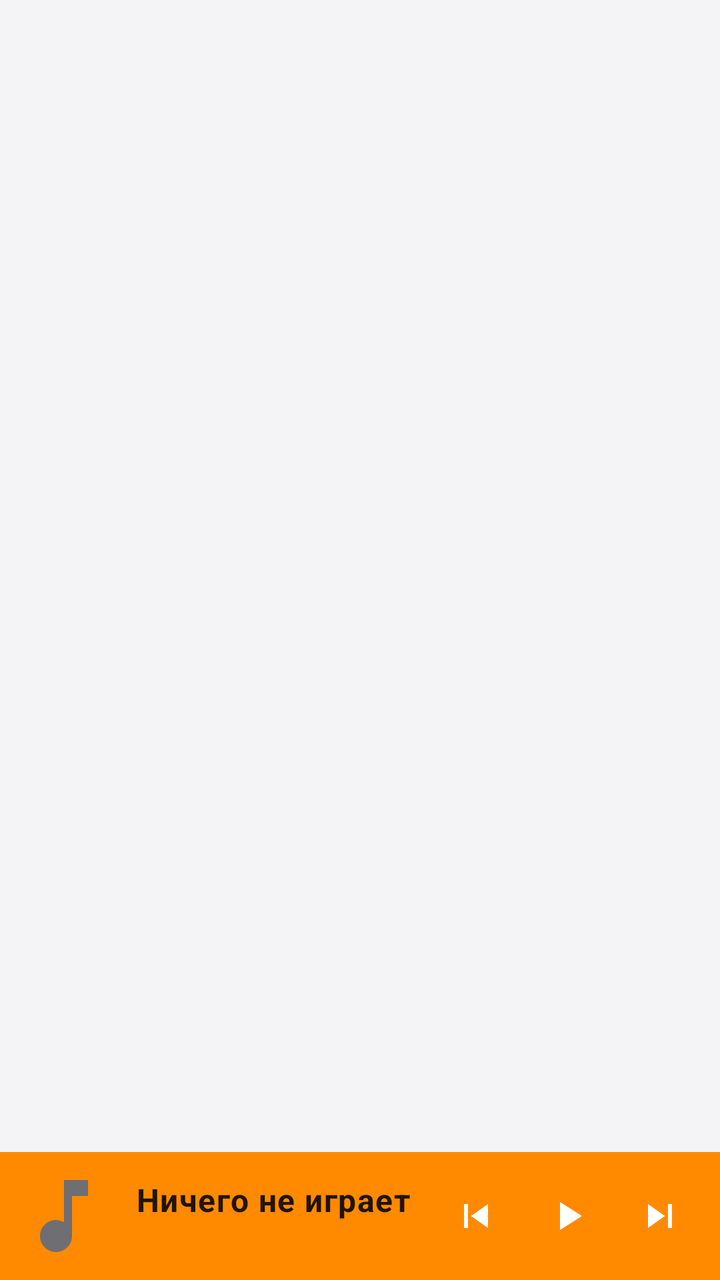
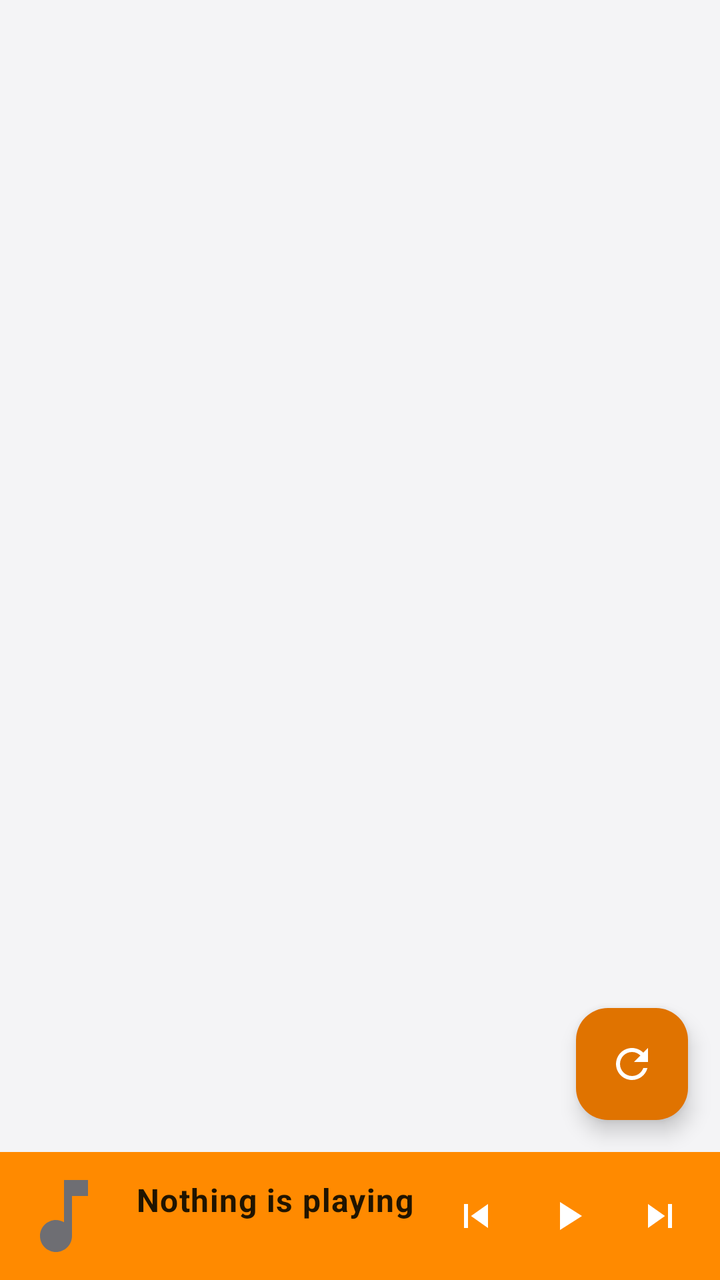

Compare the two renders of this Android layout. The source of the first and the diff that turns it into the second are given below.
<!-- AndroidManifest.xml: application theme Theme.Viby -->
<!-- res/layout/fragment_queue.xml -->
<?xml version="1.0" encoding="utf-8"?>
<LinearLayout xmlns:android="http://schemas.android.com/apk/res/android"
    xmlns:app="http://schemas.android.com/apk/res-auto"
    android:layout_width="match_parent"
    android:layout_height="match_parent"
    android:orientation="vertical">

    
    <LinearLayout
        android:id="@+id/selectionBar"
        android:layout_width="match_parent"
        android:layout_height="wrap_content"
        android:background="@color/viby_surface_high"
        android:gravity="center_vertical"
        android:orientation="horizontal"
        android:paddingHorizontal="8dp"
        android:paddingVertical="4dp"
        android:visibility="gone">

        <CheckBox
            android:id="@+id/selectAllCheck"
            android:layout_width="wrap_content"
            android:layout_height="wrap_content"
            android:text="@string/select_all" />

        <TextView
            android:id="@+id/selectionCount"
            android:layout_width="0dp"
            android:layout_height="wrap_content"
            android:layout_marginStart="8dp"
            android:layout_weight="1"
            android:textAppearance="?attr/textAppearanceBodyMedium" />

        <ImageButton
            android:id="@+id/selectionMove"
            android:layout_width="44dp"
            android:layout_height="44dp"
            android:background="?attr/selectableItemBackgroundBorderless"
            android:contentDescription="@string/ctx_move_to_playlist"
            android:src="@drawable/ic_playlist_add" />

        <ImageButton
            android:id="@+id/selectionDelete"
            android:layout_width="44dp"
            android:layout_height="44dp"
            android:background="?attr/selectableItemBackgroundBorderless"
            android:contentDescription="@string/ctx_delete_from_device"
            android:src="@drawable/ic_delete" />

        <ImageButton
            android:id="@+id/selectionClose"
            android:layout_width="44dp"
            android:layout_height="44dp"
            android:background="?attr/selectableItemBackgroundBorderless"
            android:contentDescription="@android:string/cancel"
            android:src="@drawable/ic_close" />
    </LinearLayout>

    <FrameLayout
        android:layout_width="match_parent"
        android:layout_height="0dp"
        android:layout_weight="1">

        <androidx.recyclerview.widget.RecyclerView
            android:id="@+id/tracksList"
            android:layout_width="match_parent"
            android:layout_height="match_parent"
            android:clipToPadding="false"
            android:paddingVertical="8dp"
            app:layoutManager="androidx.recyclerview.widget.LinearLayoutManager" />

        <TextView
            android:id="@+id/emptyText"
            android:layout_width="wrap_content"
            android:layout_height="wrap_content"
            android:layout_gravity="center"
            android:gravity="center"
            android:padding="32dp"
            android:text="@string/empty_queue"
            android:textAppearance="?attr/textAppearanceBodyLarge"
            android:textColor="@color/viby_text_secondary"
            android:visibility="gone" />
    </FrameLayout>

    
    <LinearLayout
        android:id="@+id/miniPlayer"
        android:layout_width="match_parent"
        android:layout_height="64dp"
        android:background="@drawable/bg_mini_player"
        android:gravity="center_vertical"
        android:orientation="horizontal"
        android:paddingHorizontal="8dp">

        <ImageView
            android:id="@+id/miniThumb"
            android:layout_width="48dp"
            android:layout_height="48dp"
            android:contentDescription="@string/cover_desc"
            android:scaleType="centerCrop"
            android:src="@drawable/ic_music_note"
            app:tint="@null" />

        <LinearLayout
            android:layout_width="0dp"
            android:layout_height="wrap_content"
            android:layout_marginStart="12dp"
            android:layout_weight="1"
            android:orientation="vertical">

            <TextView
                android:id="@+id/miniTitle"
                android:layout_width="match_parent"
                android:layout_height="wrap_content"
                android:ellipsize="end"
                android:singleLine="true"
                android:text="@string/no_track"
                android:textAppearance="?attr/textAppearanceBodyLarge"
                android:textColor="@color/viby_on_accent"
                android:textStyle="bold" />

            <TextView
                android:id="@+id/miniArtist"
                android:layout_width="match_parent"
                android:layout_height="wrap_content"
                android:ellipsize="end"
                android:singleLine="true"
                android:textAppearance="?attr/textAppearanceBodySmall"
                android:textColor="@color/viby_on_accent" />
        </LinearLayout>

        <ImageButton
            android:id="@+id/miniPrev"
            android:layout_width="44dp"
            android:layout_height="44dp"
            android:background="?attr/selectableItemBackgroundBorderless"
            android:contentDescription="@string/btn_prev"
            android:src="@drawable/ic_skip_previous"
            app:tint="@color/white" />

        <ImageButton
            android:id="@+id/miniPlay"
            android:layout_width="48dp"
            android:layout_height="48dp"
            android:background="?attr/selectableItemBackgroundBorderless"
            android:contentDescription="@string/btn_play_pause"
            android:src="@drawable/ic_play"
            app:tint="@color/white" />

        <ImageButton
            android:id="@+id/miniNext"
            android:layout_width="44dp"
            android:layout_height="44dp"
            android:background="?attr/selectableItemBackgroundBorderless"
            android:contentDescription="@string/btn_next"
            android:src="@drawable/ic_skip_next"
            app:tint="@color/white" />

    </LinearLayout>

</LinearLayout>
<!-- resources referenced by this layout -->
<resources>
  <color name="viby_on_accent">#FF201400</color>
  <color name="viby_surface_high">#FFE9E9EC</color>
  <color name="viby_text_secondary">#FF6E6E73</color>
  <color name="white">#FFFFFFFF</color>
  <!-- drawable bg_mini_player (drawable) -->
  <?xml version="1.0" encoding="utf-8"?>
  <shape xmlns:android="http://schemas.android.com/apk/res/android" android:shape="rectangle">
      <solid android:color="@color/viby_accent" />
  </shape>
  <!-- drawable ic_delete (drawable) -->
  <vector xmlns:android="http://schemas.android.com/apk/res/android"
      android:width="24dp" android:height="24dp"
      android:viewportWidth="24" android:viewportHeight="24"
      android:tint="?attr/colorControlNormal">
      <path android:fillColor="@android:color/white" android:pathData="M6,19c0,1.1 0.9,2 2,2h8c1.1,0 2,-0.9 2,-2V7H6v12zM19,4h-3.5l-1,-1h-5l-1,1H5v2h14V4z" />
  </vector>
  <!-- drawable ic_play (drawable) -->
  <vector xmlns:android="http://schemas.android.com/apk/res/android"
      android:width="24dp" android:height="24dp"
      android:viewportWidth="24" android:viewportHeight="24"
      android:tint="?attr/colorControlNormal">
      <path android:fillColor="@android:color/white" android:pathData="M8,5v14l11,-7z" />
  </vector>
  <!-- drawable ic_playlist_add (drawable) -->
  <vector xmlns:android="http://schemas.android.com/apk/res/android"
      android:width="24dp" android:height="24dp"
      android:viewportWidth="24" android:viewportHeight="24"
      android:tint="?attr/colorControlNormal">
      <path android:fillColor="@android:color/white" android:pathData="M14,10H2v2h12v-2zM14,6H2v2h12V6zM18,14v-4h-2v4h-4v2h4v4h2v-4h4v-2h-4zM2,16h8v-2H2v2z" />
  </vector>
  <!-- drawable ic_skip_next (drawable) -->
  <vector xmlns:android="http://schemas.android.com/apk/res/android"
      android:width="24dp" android:height="24dp"
      android:viewportWidth="24" android:viewportHeight="24"
      android:tint="?attr/colorControlNormal">
      <path android:fillColor="@android:color/white" android:pathData="M6,18l8.5,-6L6,6v12zM16,6v12h2V6h-2z" />
  </vector>
  <!-- drawable ic_skip_previous (drawable) -->
  <vector xmlns:android="http://schemas.android.com/apk/res/android"
      android:width="24dp" android:height="24dp"
      android:viewportWidth="24" android:viewportHeight="24"
      android:tint="?attr/colorControlNormal">
      <path android:fillColor="@android:color/white" android:pathData="M6,6h2v12L6,18zM9.5,12l8.5,6L18,6z" />
  </vector>
  <string name="btn_next">Следующий</string>
  <string name="btn_play_pause">Играть/пауза</string>
  <string name="btn_prev">Предыдущий</string>
  <string name="cover_desc">Обложка</string>
  <string name="ctx_delete_from_device">Удалить с устройства</string>
  <string name="ctx_move_to_playlist">Отправить в плейлист…</string>
  <string name="empty_queue">В этом плейлисте пока пусто.\nСкачай что-нибудь через боковое меню!</string>
  <string name="no_track">Ничего не играет</string>
  <string name="select_all">Выбрать всё</string>
  <color name="viby_accent">#FFFF8A00</color>
  <color name="viby_accent_dark">#FFE07300</color>
  <color name="viby_surface">#FFFFFFFF</color>
  <color name="viby_bg">#FFF4F4F6</color>
  <color name="viby_text">#FF1B1B1E</color>
  <!-- unchanged entries left out for length: 3 -->
</resources>

<!-- the commit's change to res/layout/fragment_queue.xml (unified diff, before → after) -->
@@ -80,6 +80,16 @@
             android:textAppearance="?attr/textAppearanceBodyLarge"
             android:textColor="@color/viby_text_secondary"
             android:visibility="gone" />
+
+        <com.google.android.material.floatingactionbutton.FloatingActionButton
+            android:id="@+id/refreshPlaylist"
+            android:layout_width="wrap_content"
+            android:layout_height="wrap_content"
+            android:layout_gravity="bottom|end"
+            android:layout_margin="16dp"
+            android:contentDescription="@string/refresh_playlist"
+            android:src="@drawable/ic_update"
+            app:fabSize="mini" />
     </FrameLayout>
 
     
<!-- resource entries referenced after the edit -->
@@ -44,15 +44,23 @@
       android:tint="?attr/colorControlNormal">
       <path android:fillColor="@android:color/white" android:pathData="M6,6h2v12L6,18zM9.5,12l8.5,6L18,6z" />
   </vector>
-  <string name="btn_next">Следующий</string>
-  <string name="btn_play_pause">Играть/пауза</string>
-  <string name="btn_prev">Предыдущий</string>
-  <string name="cover_desc">Обложка</string>
-  <string name="ctx_delete_from_device">Удалить с устройства</string>
-  <string name="ctx_move_to_playlist">Отправить в плейлист…</string>
-  <string name="empty_queue">В этом плейлисте пока пусто.\nСкачай что-нибудь через боковое меню!</string>
-  <string name="no_track">Ничего не играет</string>
-  <string name="select_all">Выбрать всё</string>
+  <!-- drawable ic_update (drawable) -->
+  <vector xmlns:android="http://schemas.android.com/apk/res/android"
+      android:width="24dp" android:height="24dp"
+      android:viewportWidth="24" android:viewportHeight="24"
+      android:tint="?attr/colorControlNormal">
+      <path android:fillColor="@android:color/white" android:pathData="M17.65,6.35C16.2,4.9 14.21,4 12,4c-4.42,0 -7.99,3.58 -7.99,8s3.57,8 7.99,8c3.73,0 6.84,-2.55 7.73,-6h-2.08c-0.82,2.33 -3.04,4 -5.65,4 -3.31,0 -6,-2.69 -6,-6s2.69,-6 6,-6c1.66,0 3.14,0.69 4.22,1.78L13,11h7L20,4l-2.35,2.35z" />
+  </vector>
+  <string name="btn_next">Next</string>
+  <string name="btn_play_pause">Play/pause</string>
+  <string name="btn_prev">Previous</string>
+  <string name="cover_desc">Cover art</string>
+  <string name="ctx_delete_from_device">Delete from device</string>
+  <string name="ctx_move_to_playlist">Send to playlist…</string>
+  <string name="empty_queue">This playlist is empty.\nDownload something from the side menu!</string>
+  <string name="no_track">Nothing is playing</string>
+  <string name="refresh_playlist">Refresh playlist</string>
+  <string name="select_all">Select all</string>
   <color name="viby_accent">#FFFF8A00</color>
   <color name="viby_accent_dark">#FFE07300</color>
   <color name="viby_surface">#FFFFFFFF</color>
